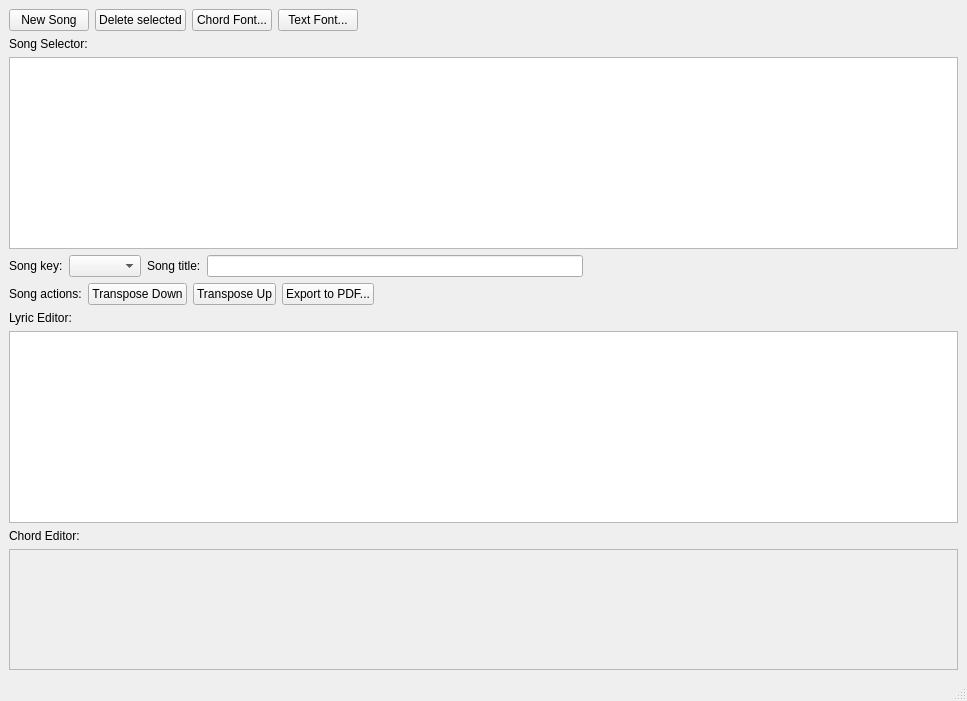
Before: the Qt Designer form src/song_database_reader.ui in matvey83/softChord, drawn with Qt 5.
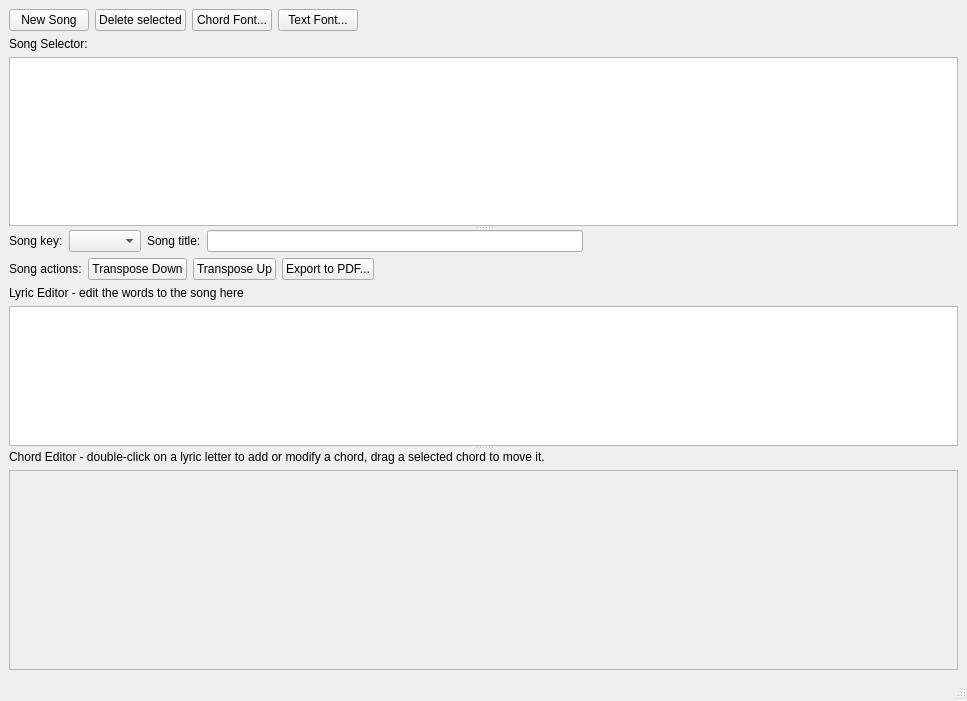
After: the same form once the commit is applied.

Commit message: Added ability to to copy a chord while dragging it, if control key is pressed.

The edit to the form file:
```diff
--- a/src/song_database_reader.ui
+++ b/src/song_database_reader.ui
@@ -14,7 +14,14 @@
    <string>MainWindow</string>
   </property>
   <widget class="QWidget" name="centralwidget">
-   <layout class="QVBoxLayout" name="verticalLayout">
+   <layout class="QVBoxLayout" name="verticalLayout_4">
+    <item>
+     <widget class="QSplitter" name="splitter_2">
+      <property name="orientation">
+       <enum>Qt::Vertical</enum>
+      </property>
+      <widget class="QWidget" name="">
+       <layout class="QVBoxLayout" name="verticalLayout_3">
     <item>
      <layout class="QHBoxLayout" name="horizontalLayout_2" stretch="0,0,0,0,0">
       <item>
@@ -68,8 +75,23 @@
      </widget>
     </item>
     <item>
-     <widget class="QTableView" name="songs_view"/>
-    </item>
+         <widget class="QTableView" name="songs_view">
+          <property name="minimumSize">
+           <size>
+            <width>0</width>
+            <height>100</height>
+           </size>
+          </property>
+         </widget>
+        </item>
+       </layout>
+      </widget>
+      <widget class="QSplitter" name="splitter">
+       <property name="orientation">
+        <enum>Qt::Vertical</enum>
+       </property>
+       <widget class="QWidget" name="">
+        <layout class="QVBoxLayout" name="verticalLayout_2">
     <item>
      <layout class="QHBoxLayout" name="horizontalLayout_3" stretch="0,0,0,0,0">
       <item>
@@ -155,22 +177,39 @@
     <item>
      <widget class="QLabel" name="label">
       <property name="text">
-       <string>Lyric Editor:</string>
+            <string>Lyric Editor - edit the words to the song here</string>
       </property>
      </widget>
     </item>
     <item>
-     <widget class="QPlainTextEdit" name="song_text_edit"/>
-    </item>
+          <widget class="QPlainTextEdit" name="song_text_edit">
+           <property name="minimumSize">
+            <size>
+             <width>0</width>
+             <height>130</height>
+            </size>
+           </property>
+          </widget>
+         </item>
+        </layout>
+       </widget>
+       <widget class="QWidget" name="">
+        <layout class="QVBoxLayout" name="verticalLayout">
     <item>
      <widget class="QLabel" name="label_2">
       <property name="text">
-       <string>Chord Editor:</string>
+            <string>Chord Editor - double-click on a lyric letter to add or modify a chord, drag a selected chord to move it.</string>
       </property>
      </widget>
     </item>
     <item>
      <widget class="QScrollArea" name="chord_scroll_area">
+           <property name="minimumSize">
+            <size>
+             <width>100</width>
+             <height>200</height>
+            </size>
+           </property>
       <property name="widgetResizable">
        <bool>true</bool>
       </property>
@@ -179,10 +218,15 @@
         <rect>
          <x>0</x>
          <y>0</y>
-         <width>947</width>
-         <height>79</height>
-        </rect>
-       </property>
+              <width>945</width>
+              <height>198</height>
+             </rect>
+            </property>
+           </widget>
+          </widget>
+         </item>
+        </layout>
+       </widget>
       </widget>
      </widget>
     </item>
```
Lines whose indentation alone changed are shown as unchanged. The commit also changes 1 other file.
